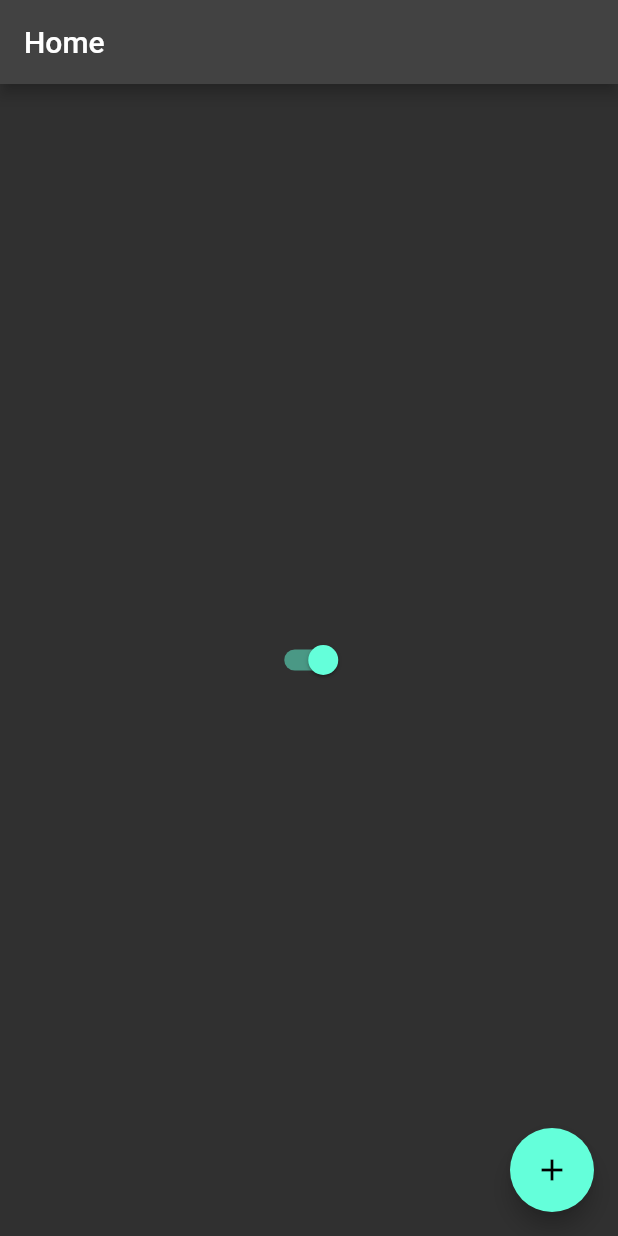
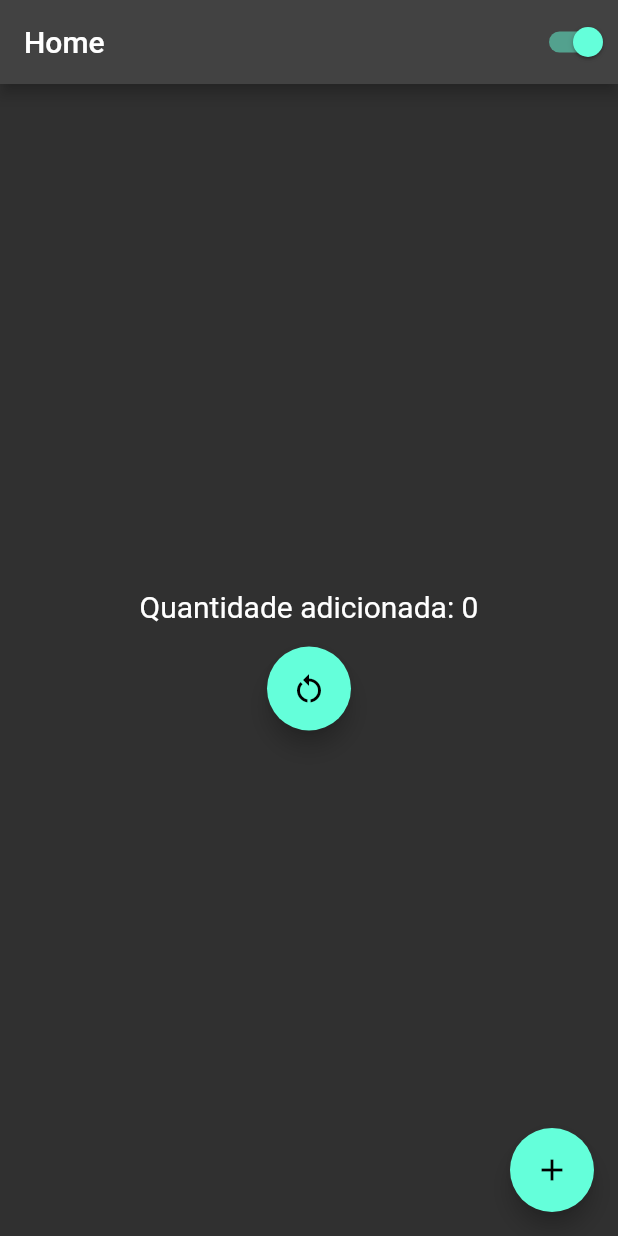
Before and after one commit to FelipeBarbosa019/Flutter_State_Management, a Flutter app: the screen it shows after launch, on a phone screen of 412 x 824 dp. Run offline on Flutter 3.47's test engine with Material 2 defaults, Android fonts, the phone set to English and light mode, and no system bars.

Commit message:
feat: add count

```diff
--- a/lib/home_page.dart
+++ b/lib/home_page.dart
@@ -11,22 +11,58 @@ class HomePage extends StatefulWidget {
 class HomeState extends State<HomePage> {
   int count = 0;
 
+  @override
   Widget build(BuildContext context) {
     return Scaffold(
       appBar: AppBar(
         title: const Text("Home"),
+        actions: const [CustomSwitch()],
       ),
-      body: Center(
-        child: Switch(
-            value: AppController.instance.isDarkTheme,
-            onChanged: (value) {
-              AppController.instance.changeTheme();
-            }),
+      body: SizedBox(
+        width: double.infinity,
+        child: Column(
+          mainAxisAlignment: MainAxisAlignment.center,
+          children: [
+            Text(
+              "Quantidade adicionada: $count",
+              style: const TextStyle(fontSize: 20),
+            ),
+            SizedBox(
+              height: 15,
+            ),
+            FloatingActionButton(
+              onPressed: () {
+                setState(() {
+                  count = 0;
+                });
+              },
+              child: const Icon(Icons.restart_alt),
+            ),
+          ],
+        ),
       ),
       floatingActionButton: FloatingActionButton(
-        onPressed: () {},
+        onPressed: () {
+          setState(() {
+            count++;
+          });
+        },
         child: const Icon(Icons.add),
       ),
     );
   }
 }
+
+class CustomSwitch extends StatelessWidget {
+  const CustomSwitch({Key? key}) : super(key: key);
+
+  @override
+  Widget build(BuildContext context) {
+    return Switch(
+      value: AppController.instance.isDarkTheme,
+      onChanged: (value) {
+        AppController.instance.changeTheme();
+      },
+    );
+  }
+}
```
